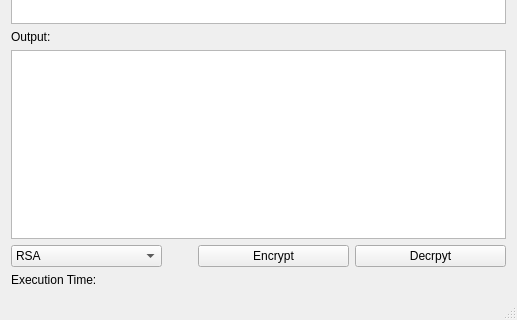
Qt form ui/mainwindow.ui (orzzzzzzzzzzzz/fileSecrecySystem) before a commit; both pictures show x 0 to 517 and y 242 to 562 of the 517 by 562 pixel window.
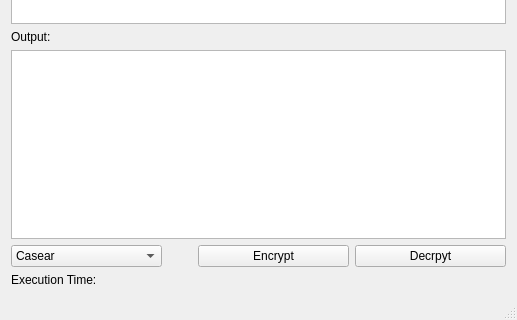
The same form after that commit. Icons and pictures are not drawn.

The edit to the form file:
```diff
--- a/ui/mainwindow.ui
+++ b/ui/mainwindow.ui
@@ -61,11 +61,6 @@
      <layout class="QHBoxLayout" name="horizontalLayout_2">
       <item>
        <widget class="QComboBox" name="encryptionMethod">
-        <item>
-         <property name="text">
-          <string>RSA</string>
-         </property>
-        </item>
         <item>
          <property name="text">
           <string>Casear</string>
```
Left out of the diff: 15 changed lines with no effect on the pictures.
